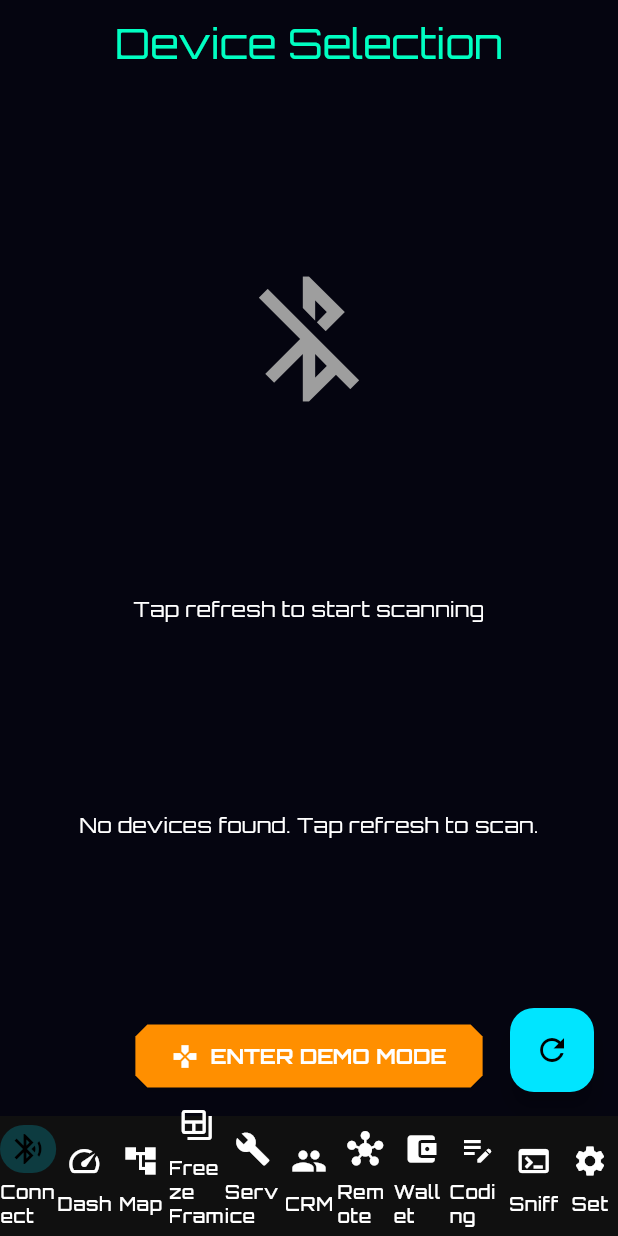
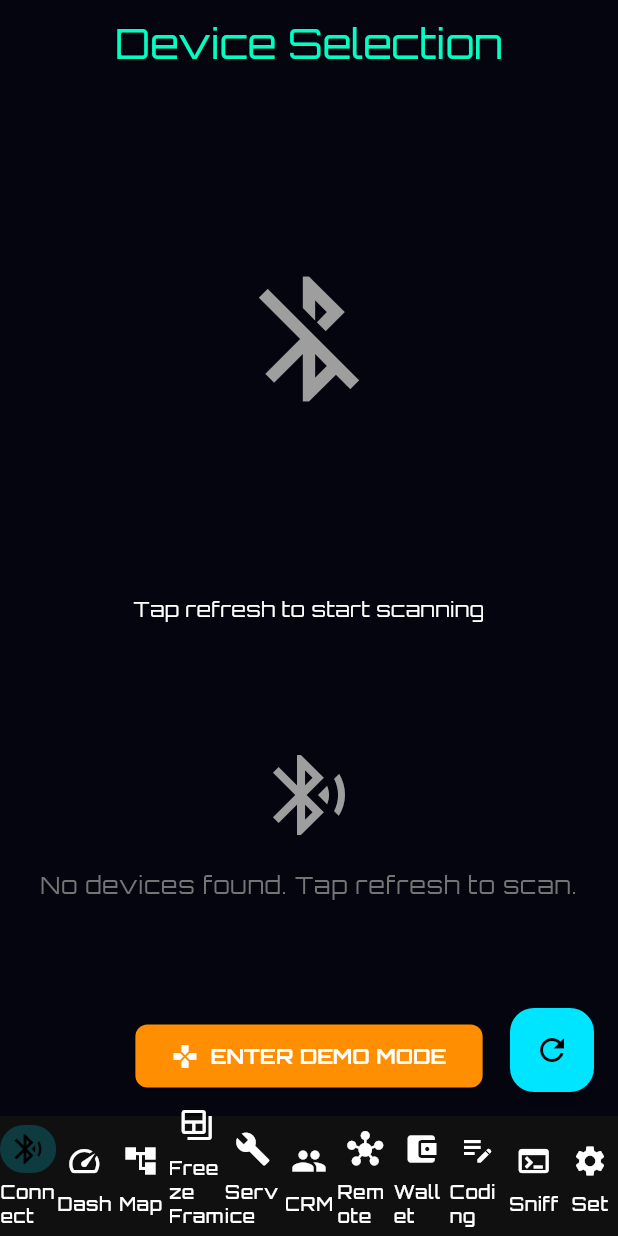
Before and after one commit to thitipong-k/motus_lab, a Flutter app: the screen it shows after launch, on a phone screen of 412 x 824 dp. Run offline on Flutter 3.47's test engine with Material 3 defaults, Android fonts, the phone set to English and light mode, and no system bars; our stand-ins replace drift, equatable, file_picker, fl_chart, flutter_bloc, flutter_blue_plus and 8 more; missing offline and left inert: dart:ffi, flutter_js, flutter_libserialport, window_manager; accounts and stored records are empty; generated files the repository leaves out were written again.

Commit message:
Refactor: Frontend Architecture Alignment (v0.7.2)

```diff
--- /dev/null
+++ b/lib/core/widgets/empty_state.dart
@@ -0,0 +1,48 @@
+import 'package:flutter/material.dart';
+import 'package:motus_lab/core/theme/app_colors.dart';
+
+class EmptyState extends StatelessWidget {
+  final String message;
+  final IconData icon;
+  final VoidCallback? onAction;
+  final String? actionLabel;
+
+  const EmptyState({
+    super.key,
+    required this.message,
+    this.icon = Icons.info_outline,
+    this.onAction,
+    this.actionLabel,
+  });
+
+  @override
+  Widget build(BuildContext context) {
+    return Center(
+      child: Column(
+        mainAxisAlignment: MainAxisAlignment.center,
+        children: [
+          Icon(icon, size: 64, color: Colors.grey),
+          const SizedBox(height: 16),
+          Text(
+            message,
+            style: Theme.of(context).textTheme.bodyLarge?.copyWith(
+                  color: Colors.grey[600],
+                ),
+            textAlign: TextAlign.center,
+          ),
+          if (onAction != null && actionLabel != null) ...[
+            const SizedBox(height: 24),
+            ElevatedButton(
+              onPressed: onAction,
+              style: ElevatedButton.styleFrom(
+                backgroundColor: AppColors.primary,
+                foregroundColor: Colors.white,
+              ),
+              child: Text(actionLabel!),
+            ),
+          ],
+        ],
+      ),
+    );
+  }
+}
--- /dev/null
+++ b/lib/core/widgets/motus_button.dart
@@ -0,0 +1,63 @@
+import 'package:flutter/material.dart';
+import 'package:motus_lab/core/theme/app_colors.dart';
+
+enum ButtonType { primary, secondary, danger, warning }
+
+class MotusButton extends StatelessWidget {
+  final String label;
+  final IconData? icon;
+  final VoidCallback? onPressed;
+  final ButtonType type;
+  final bool isLoading;
+
+  const MotusButton({
+    super.key,
+    required this.label,
+    required this.onPressed,
+    this.icon,
+    this.type = ButtonType.primary,
+    this.isLoading = false,
+  });
+
+  Color _getBackgroundColor() {
+    switch (type) {
+      case ButtonType.primary:
+        return AppColors.primary;
+      case ButtonType.secondary:
+        return Colors.grey[700]!;
+      case ButtonType.danger:
+        return AppColors.error;
+      case ButtonType.warning:
+        return Colors.amber[800]!;
+    }
+  }
+
+  @override
+  Widget build(BuildContext context) {
+    if (isLoading) {
+      return const Center(child: CircularProgressIndicator());
+    }
+
+    final style = ElevatedButton.styleFrom(
+      backgroundColor: _getBackgroundColor(),
+      foregroundColor: Colors.white,
+      padding: const EdgeInsets.symmetric(horizontal: 24, vertical: 12),
+      shape: RoundedRectangleBorder(borderRadius: BorderRadius.circular(8)),
+    );
+
+    if (icon != null) {
+      return ElevatedButton.icon(
+        onPressed: onPressed,
+        icon: Icon(icon),
+        label: Text(label),
+        style: style,
+      );
+    }
+
+    return ElevatedButton(
+      onPressed: onPressed,
+      style: style,
+      child: Text(label),
+    );
+  }
+}
--- a/lib/features/dashboard/presentation/pages/dashboard_page.dart
+++ b/lib/features/dashboard/presentation/pages/dashboard_page.dart
@@ -1,9 +1,6 @@
 import 'package:flutter/material.dart';
 import 'package:flutter_bloc/flutter_bloc.dart';
-import 'package:motus_lab/core/connection/bluetooth_service.dart';
-import 'package:motus_lab/core/connection/connection_interface.dart';
 import 'package:motus_lab/core/services/service_locator.dart';
-import 'package:motus_lab/core/protocol/protocol_engine.dart';
 import 'package:motus_lab/core/widgets/adaptive_scaffold.dart';
 import 'package:motus_lab/features/scan/presentation/bloc/scan_bloc.dart';
 import 'package:motus_lab/features/scan/presentation/bloc/live_data/live_data_bloc.dart';
@@ -49,19 +46,13 @@ class _DashboardPageState extends State<DashboardPage> {
     return MultiBlocProvider(
       providers: [
         BlocProvider(
-          create: (context) => ScanBloc(
-            bluetoothService: locator<BluetoothService>(),
-            connection: locator<ConnectionInterface>(),
-          ),
+          create: (context) => locator<ScanBloc>(),
         ),
         BlocProvider(
           create: (context) => locator<LiveDataBloc>(),
         ),
         BlocProvider(
-          create: (context) => DtcBloc(
-            engine: locator<ProtocolEngine>(),
-            connection: locator<ConnectionInterface>(),
-          ),
+          create: (context) => locator<DtcBloc>(),
         ),
       ],
       child: BlocListener<ScanBloc, ScanState>(
--- /dev/null
+++ b/lib/features/scan/data/repositories/protocol_repository.dart
@@ -0,0 +1,102 @@
+import 'dart:convert';
+import 'package:flutter/services.dart';
+import 'package:motus_lab/core/protocol/models/protocol_pack.dart';
+import 'package:motus_lab/core/protocol/standard_pids.dart';
+import 'package:motus_lab/domain/entities/command.dart';
+
+/// Repository for managing OBD2 PID definitions.
+/// Combines Standard SAE PIDs with manufacturer-specific PIDs defined in Protocol Packs.
+class ProtocolRepository {
+  ProtocolPack? _activePack;
+  List<Command>? _cachedMergedCommands;
+
+  /// Returns the list of Standard SAE J1979 PIDs.
+  List<Command> getStandardPids() {
+    return StandardPids.all;
+  }
+
+  /// Loads a Protocol Pack from an asset file (e.g., 'assets/protocols/honda_civic.json').
+  Future<void> loadProtocolPackFromAsset(String assetPath) async {
+    try {
+      final jsonString = await rootBundle.loadString(assetPath);
+      final jsonMap = jsonDecode(jsonString);
+      _activePack = ProtocolPack.fromJson(jsonMap);
+      _cachedMergedCommands = null; // Invalidate cache
+      print("Loaded Protocol Pack from asset: ${_activePack?.meta.name}");
+    } catch (e) {
+      print("Error loading protocol pack form asset: $e");
+      // Keep previous pack or null if failed? For now, let's keep it safe.
+    }
+  }
+
+  /// Loads a Protocol Pack from a JSON string (e.g., downloaded from cloud or local file).
+  void loadProtocolPackFromJson(String jsonString) {
+    try {
+      final jsonMap = jsonDecode(jsonString);
+      _activePack = ProtocolPack.fromJson(jsonMap);
+      _cachedMergedCommands = null; // Invalidate cache
+      print("Loaded Protocol Pack from JSON: ${_activePack?.meta.name}");
+    } catch (e) {
+      print("Error loading protocol pack from JSON: $e");
+    }
+  }
+
+  /// Clears the currently active Protocol Pack, reverting to only Standard PIDs.
+  void clearProtocolPack() {
+    _activePack = null;
+    _cachedMergedCommands = null;
+  }
+
+  /// Returns a merged list of all available PIDs (Standard + Active Pack).
+  /// If a PID exists in both, the Pack version takes precedence (overrides standard).
+  List<Command> getAllAvailablePids() {
+    if (_cachedMergedCommands != null) {
+      return _cachedMergedCommands!;
+    }
+
+    if (_activePack == null) {
+      return StandardPids.all;
+    }
+
+    // Start with Standard PIDs
+    final Map<String, Command> pidMap = {
+      for (var cmd in StandardPids.all) cmd.code: cmd
+    };
+
+    // Override/Add from Pack
+    for (var cmd in _activePack!.commands) {
+      // Map ProtocolPack Command model to Entity Command model
+      // Note: Assuming ProtocolPack commands have compatible structure
+      // We might need an adapter here if the classes are different.
+      // For now, mapping manually or reusing compatible fields.
+
+      final newCmd = Command(
+        name: cmd.name,
+        code: cmd.pid,
+        description: "Extended PID (${cmd.pid})",
+        unit: cmd.unit,
+        formula: cmd.formula,
+        min: cmd.min.toDouble(),
+        max: cmd.max.toDouble(),
+      );
+
+      pidMap[cmd.pid] = newCmd;
+    }
+
+    _cachedMergedCommands = pidMap.values.toList();
+    // Sort by PID code for consistency? Optional.
+    // _cachedMergedCommands!.sort((a, b) => a.code.compareTo(b.code));
+
+    return _cachedMergedCommands!;
+  }
+
+  /// Helper to get specific PID by Code (e.g. "010C")
+  Command? getCommandByCode(String code) {
+    final all = getAllAvailablePids();
+    try {
+      return all.firstWhere((cmd) => cmd.code == code);
+    } catch (e) {
+      return null;
+    }
+  }
+}
--- /dev/null
+++ b/lib/features/scan/domain/usecases/connect_to_device.dart
@@ -0,0 +1,13 @@
+import 'package:motus_lab/core/connection/connection_interface.dart';
+import 'package:motus_lab/core/usecase/usecase.dart';
+
+class ConnectToDeviceUseCase implements UseCase<void, String> {
+  final ConnectionInterface connection;
+
+  ConnectToDeviceUseCase(this.connection);
+
+  @override
+  Future<void> call(String deviceId) async {
+    return await connection.connect(deviceId);
+  }
+}
--- /dev/null
+++ b/lib/features/scan/domain/usecases/get_supported_pids.dart
@@ -0,0 +1,13 @@
+import 'package:motus_lab/core/usecase/usecase.dart';
+import 'package:motus_lab/features/scan/data/repositories/vehicle_profile_repository.dart';
+
+class GetSupportedPidsUseCase implements UseCase<List<String>?, String> {
+  final VehicleProfileRepository repository;
+
+  GetSupportedPidsUseCase(this.repository);
+
+  @override
+  Future<List<String>?> call(String vin) async {
+    return await repository.getSupportedPids(vin);
+  }
+}
--- /dev/null
+++ b/lib/features/scan/domain/usecases/read_vin.dart
@@ -0,0 +1,39 @@
+import 'package:motus_lab/core/connection/connection_interface.dart';
+import 'package:motus_lab/core/protocol/protocol_engine.dart';
+import 'package:motus_lab/core/usecase/usecase.dart';
+import 'package:motus_lab/features/scan/data/repositories/protocol_repository.dart';
+
+class ReadVinUseCase implements UseCase<String?, void> {
+  final ProtocolEngine engine;
+  final ConnectionInterface connection;
+  final ProtocolRepository repository;
+
+  ReadVinUseCase(this.engine, this.connection, this.repository);
+
+  @override
+  Future<String?> call(void params) async {
+    try {
+      // 1. Get VIN Command (Mode 09 PID 02)
+      final vinCmd = repository.getCommandByCode("0902");
+      if (vinCmd == null) {
+        print("ReadVinUseCase: VIN Command (0902) not found.");
+        return null;
+      }
+
+      // 2. Build Request
+      final request = engine.buildRequest(vinCmd);
+
+      // 3. Send Request
+      final response = await connection.send(request);
+
+      if (response.isEmpty) return null;
+
+      // 4. Parse Response (Mock for now)
+      // In real scenario: engine.parseVin(response)
+      return "JHMGD38TEST";
+    } catch (e) {
+      print("ReadVinUseCase Error: $e");
+      return null;
+    }
+  }
+}
--- a/lib/features/scan/presentation/bloc/live_data/live_data_bloc.dart
+++ b/lib/features/scan/presentation/bloc/live_data/live_data_bloc.dart
@@ -4,8 +4,10 @@ import 'package:equatable/equatable.dart';
 import 'package:motus_lab/core/protocol/protocol_engine.dart';
 import 'package:motus_lab/core/connection/connection_interface.dart';
 import 'package:motus_lab/domain/entities/command.dart';
-import 'package:motus_lab/data/repositories/protocol_repository.dart';
-import 'package:motus_lab/data/repositories/vehicle_profile_repository.dart';
+import 'package:motus_lab/features/scan/data/repositories/protocol_repository.dart';
+import 'package:motus_lab/features/scan/data/repositories/vehicle_profile_repository.dart';
+import 'package:motus_lab/features/scan/domain/usecases/get_supported_pids.dart';
+import 'package:motus_lab/features/scan/domain/usecases/read_vin.dart';
 
 part 'live_data_event.dart';
 part 'live_data_state.dart';
@@ -17,7 +19,10 @@ class LiveDataBloc extends Bloc<LiveDataEvent, LiveDataState> {
   final ProtocolEngine _engine;
   final ConnectionInterface _connection;
   final ProtocolRepository _repository;
-  final VehicleProfileRepository _profileRepository;
+  final VehicleProfileRepository
+      _profileRepository; // Keep for saveProfile (or create SaveUseCase later)
+  final GetSupportedPidsUseCase _getSupportedPids;
+  final ReadVinUseCase _readVin;
   Timer? _timer;
   List<Command> _activeCommands = [];
 
@@ -26,10 +31,14 @@ class LiveDataBloc extends Bloc<LiveDataEvent, LiveDataState> {
     required ConnectionInterface connection,
     required ProtocolRepository repository,
     required VehicleProfileRepository profileRepository,
+    required GetSupportedPidsUseCase getSupportedPids,
+    required ReadVinUseCase readVin,
   })  : _engine = engine,
         _connection = connection,
         _repository = repository,
         _profileRepository = profileRepository,
+        _getSupportedPids = getSupportedPids,
+        _readVin = readVin,
         super(const LiveDataState()) {
     on<StartStreaming>(_onStartStreaming);
     on<StopStreaming>(_onStopStreaming);
@@ -57,16 +66,8 @@ class LiveDataBloc extends Bloc<LiveDataEvent, LiveDataState> {
 
       // 0. พยายามอ่านเลขตัวถัง (VIN) ก่อนเพื่อตรวจสอบว่ามีข้อมูลใน Cache หรือไม่
       try {
-        // Mode 09 PID 02 (VIN)
-        final vinCmd = _repository.getCommandByCode("0902");
-        if (vinCmd != null) {
-          final request = _engine.buildRequest(vinCmd);
-          final response = await _connection.send(request);
-          // TODO: แปลงค่า VIN จาก Hex เป็น Text จริงๆ
-          // ในสถานการณ์จริง ใช้ _engine.parseVin(response)
-          // สำหรับการจำลอง ใส่ค่า Mock ไปก่อน
-          currentVin = "JHMGD38TEST"; // Mock ID
-        }
+        // อ่าน VIN ผ่าน UseCase
+        currentVin = await _readVin(null);
       } catch (e) {
         print("Error reading VIN: $e");
       }
@@ -74,8 +75,7 @@ class LiveDataBloc extends Bloc<LiveDataEvent, LiveDataState> {
       bool cacheHit = false;
       if (currentVin != null) {
         // ตรวจสอบข้อมูลใน Database
-        final cachedPids =
-            await _profileRepository.getSupportedPids(currentVin);
+        final cachedPids = await _getSupportedPids(currentVin);
         if (cachedPids != null && cachedPids.isNotEmpty) {
           print("Cache HIT for VIN: $currentVin. Skipping discovery.");
           supportedKeyCodes = cachedPids;
--- a/lib/features/scan/presentation/bloc/scan_bloc.dart
+++ b/lib/features/scan/presentation/bloc/scan_bloc.dart
@@ -3,7 +3,8 @@ import 'package:flutter_bloc/flutter_bloc.dart';
 import 'package:equatable/equatable.dart';
 import 'package:flutter_blue_plus/flutter_blue_plus.dart';
 import 'package:motus_lab/core/connection/bluetooth_service.dart' as motus;
-import 'package:motus_lab/core/connection/connection_interface.dart';
+import 'package:motus_lab/features/scan/domain/usecases/connect_to_device.dart';
+import 'package:motus_lab/core/connection/connection_interface.dart'; // Keep for type check if needed, or refactor
 import 'package:motus_lab/core/connection/mock_connection.dart';
 
 part 'scan_event.dart';
@@ -14,13 +15,16 @@ part 'scan_state.dart';
 /// [WORKFLOW STEP 1] Connection Flow: จุดเริ่มต้นการเชื่อมต่อ
 class ScanBloc extends Bloc<ScanEvent, ScanState> {
   final motus.BluetoothService _bluetoothService;
-  final ConnectionInterface _connection;
+  final ConnectToDeviceUseCase _connectToDevice;
+  final ConnectionInterface _connection; // Keep for Mock check
   StreamSubscription? _resultsSubscription;
 
   ScanBloc({
     required motus.BluetoothService bluetoothService,
+    required ConnectToDeviceUseCase connectToDevice,
     required ConnectionInterface connection,
   })  : _bluetoothService = bluetoothService,
+        _connectToDevice = connectToDevice,
         _connection = connection,
         super(const ScanState()) {
     // ลงทะเบียนจัดการ Event
@@ -96,8 +100,12 @@ class ScanBloc extends Bloc<ScanEvent, ScanState> {
         status: ScanStatus.connecting, connectedDeviceId: event.deviceId));
 
     try {
-      await _bluetoothService.stopScan();
-      await _connection.connect(event.deviceId);
+      // ตรวจสอบว่าเป็น Mock Connection หรือไม่เพื่อเลี่ยงปัญหา Bluetooth จริงบน Simulator
+      if (_connection is! MockConnection) {
+        await _bluetoothService.stopScan();
+      }
+      // เรียก UseCase เพื่อทำการเชื่อมต่อ
+      await _connectToDevice(event.deviceId);
       print("ScanBloc: Connected to ${event.deviceId}!");
       emit(state.copyWith(
           status: ScanStatus.connected, connectedDeviceId: event.deviceId));
--- a/lib/features/scan/presentation/pages/connection_page.dart
+++ b/lib/features/scan/presentation/pages/connection_page.dart
@@ -5,6 +5,9 @@ import 'package:motus_lab/l10n/app_localizations.dart';
 import 'package:motus_lab/core/theme/app_colors.dart';
 import 'package:motus_lab/features/scan/presentation/bloc/scan_bloc.dart';
 import 'package:motus_lab/features/scan/presentation/widgets/radar_view.dart';
+import 'package:motus_lab/core/widgets/motus_card.dart';
+import 'package:motus_lab/core/widgets/motus_button.dart';
+import 'package:motus_lab/core/widgets/empty_state.dart';
 
 /// หน้าสำหรับค้นหาและเชื่อมต่ออุปกรณ์ Bluetooth (รองรับหลายภาษา: EN/TH)
 class ConnectionPage extends StatelessWidget {
@@ -45,8 +48,10 @@ class ConnectionPage extends StatelessWidget {
               // Device List
               Expanded(
                 child: state.results.isEmpty
-                    ? Center(
-                        child: Text(AppLocalizations.of(context)!.msgNoDevices))
+                    ? EmptyState(
+                        message: AppLocalizations.of(context)!.msgNoDevices,
+                        icon: Icons.bluetooth_searching,
+                      )
                     : ListView.builder(
                         padding: const EdgeInsets.all(16),
                         itemCount: state.results.length,
@@ -68,20 +73,19 @@ class ConnectionPage extends StatelessWidget {
               ),
               Padding(
                 padding: const EdgeInsets.all(16.0),
-                child: ElevatedButton.icon(
+                child: MotusButton(
                   onPressed: () {
                     // Directly connect to Mock Device
-                    context.read<ScanBloc>().add(ConnectToDevice("MOCK-001"));
+                    context
+                        .read<ScanBloc>()
+                        .add(const ConnectToDevice("MOCK-001"));
 
                     ScaffoldMessenger.of(context).showSnackBar(const SnackBar(
                         content: Text("Entering Simulation Mode...")));
                   },
-                  icon: const Icon(Icons.gamepad),
-                  label: const Text("ENTER DEMO MODE"),
-                  style: ElevatedButton.styleFrom(
-                    backgroundColor: Colors.amber[800],
-                    foregroundColor: Colors.white,
-                  ),
+                  icon: Icons.gamepad,
+                  label: "ENTER DEMO MODE",
+                  type: ButtonType.warning,
                 ),
               ),
             ],
@@ -138,7 +142,7 @@ class ConnectionPage extends StatelessWidget {
     }
     final mac = result.device.remoteId.str;
 
-    return Card(
+    return MotusCard(
       margin: const EdgeInsets.only(bottom: 12),
       child: ListTile(
         leading: Icon(
--- a/pubspec.yaml
+++ b/pubspec.yaml
@@ -1,7 +1,7 @@
 name: motus_lab
 description: "Motus Lab - Automotive Diagnostic Platform"
 publish_to: "none"
-version: 0.7.1+2
+version: 0.7.2+3
 
 environment:
   sdk: ">=3.2.0 <4.0.0"
```
Also changed, not shown: lib/core/services/service_locator.dart (+22 -4 lines), lib/core/usecase/usecase.dart (added, +15 -0 lines), lib/core/widgets/loading_indicator.dart (added, +26 -0 lines), lib/core/widgets/motus_card.dart (added, +36 -0 lines), lib/features/scan/data/repositories/diagnostic_repository.dart (added, +100 -0 lines), lib/features/scan/data/repositories/vehicle_profile_repository.dart (added, +56 -0 lines), lib/features/scan/presentation/pages/dtc_result_page.dart (+10 -4 lines), lib/features/scan/presentation/pages/live_data/live_data_page.dart (+13 -16 lines), 1 other file.
